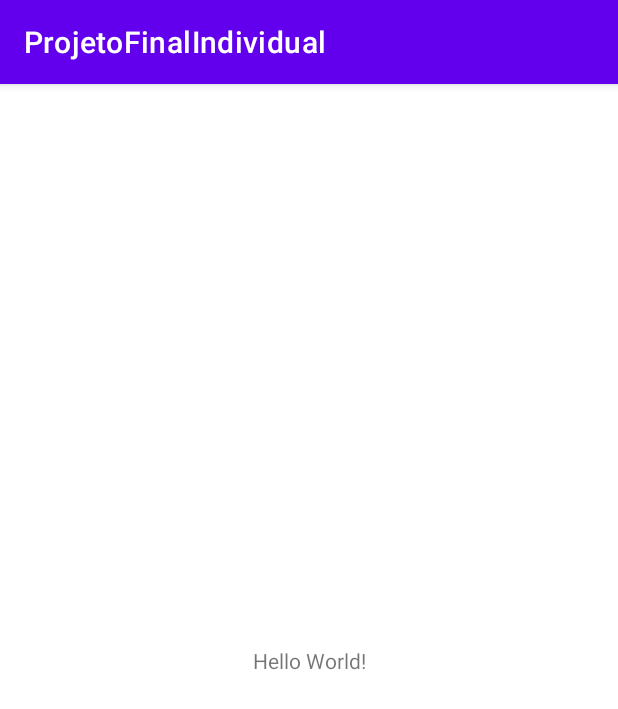
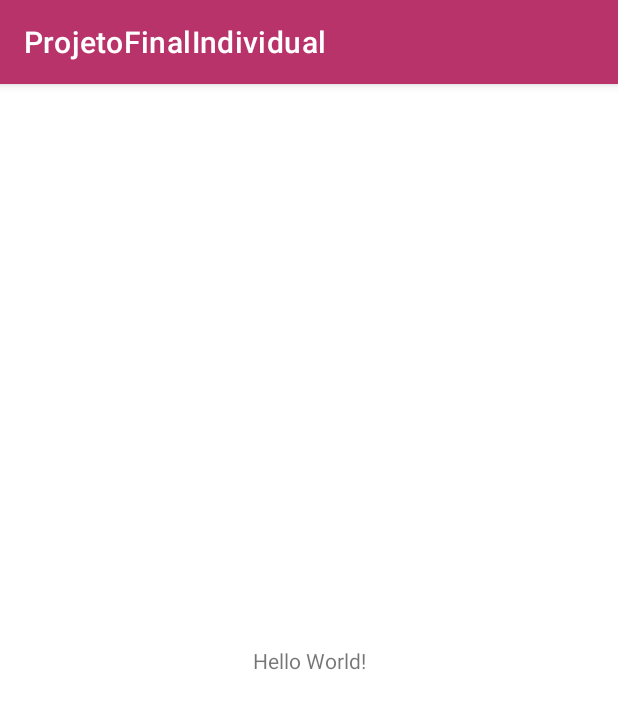
Before and after one commit to 28drico/ProjetoFinal_ZOO, an Android app: the screen it shows after launch (MainActivity), on a phone screen of 412 x 824 dp. Shown: the top 709 px of the screen. Run offline under Robolectric (Android 15) with nearby library versions, the phone set to English and light mode, and no system bars.

Commit message:
Ajustar cor de themes

```diff
--- a/app/src/main/res/values/themes.xml
+++ b/app/src/main/res/values/themes.xml
@@ -2,8 +2,8 @@
     <!-- Base application theme. -->
     <style name="Theme.ProjetoFinalIndividual" parent="Theme.MaterialComponents.DayNight.DarkActionBar">
         <!-- Primary brand color. -->
-        <item name="colorPrimary">@color/purple_500</item>
-        <item name="colorPrimaryVariant">@color/purple_700</item>
+        <item name="colorPrimary">@color/vermelho</item>
+        <item name="colorPrimaryVariant">@color/black</item>
         <item name="colorOnPrimary">@color/white</item>
         <!-- Secondary brand color. -->
         <item name="colorSecondary">@color/teal_200</item>
```
